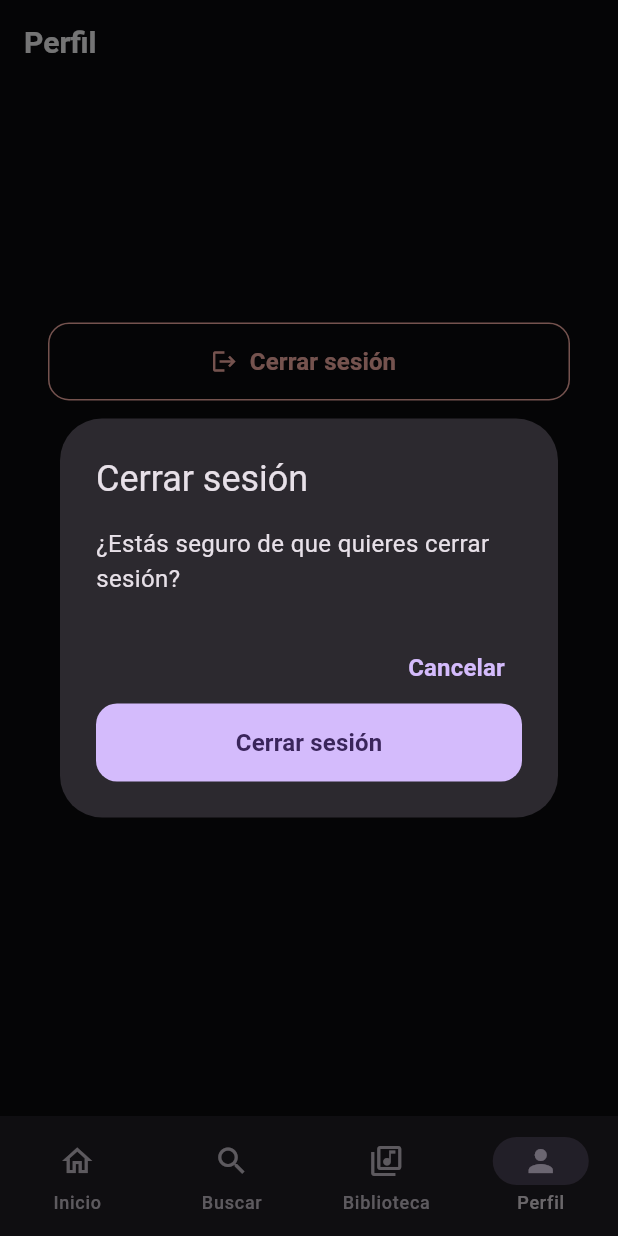
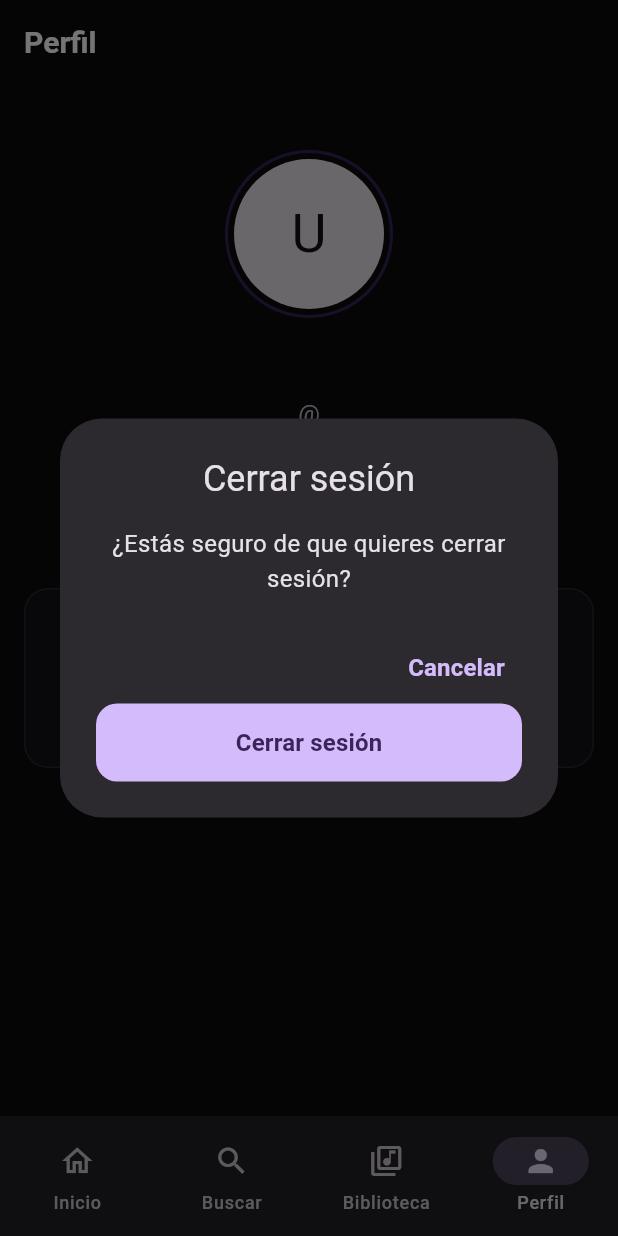
Before and after one commit to dvi26/CheckPointTFG, a Flutter app: the HomePage screen opened by its route, item 4 of the bottom bar chosen, after a tap on "Cerrar sesión", on a phone screen of 412 x 824 dp. Run offline on Flutter 3.47's test engine with Material 3 defaults, Android fonts, the phone set to English and light mode, and no system bars; our stand-ins replace cached_network_image, firebase_auth, firebase_core, flutter_dotenv, shared_preferences; missing offline and left inert: spotify; accounts and stored records are empty; generated files the repository leaves out were written again.

Commit message:
Updated user page and switch between pages in home

```diff
--- a/lib/features/auth/presentation/controllers/auth_controller.dart
+++ b/lib/features/auth/presentation/controllers/auth_controller.dart
@@ -86,6 +86,19 @@ class AuthController extends ChangeNotifier {
     }
   }
 
+  Future<void> updateDisplayName(String name) async {
+    _error = '';
+    _setLoading(true);
+
+    try {
+      await _authRepository.updateDisplayName(name.trim());
+    } catch (e) {
+      _error = 'No se pudo actualizar el perfil.';
+    } finally {
+      _setLoading(false);
+    }
+  }
+
   /// Limpia el error actual
   void clearError() {
     if (_error.isNotEmpty) {
--- /dev/null
+++ b/lib/features/auth/presentation/pages/profile_page.dart
@@ -0,0 +1,308 @@
+import 'package:flutter/material.dart';
+import 'package:provider/provider.dart';
+import '../../../../app/router.dart';
+import '../../../../app/theme/colors.dart';
+import '../../domain/entities/user.dart';
+import '../controllers/auth_controller.dart';
+
+class ProfilePage extends StatelessWidget {
+  const ProfilePage({super.key});
+
+  @override
+  Widget build(BuildContext context) {
+    final authController = context.watch<AuthController>();
+    //final colorScheme = Theme.of(context).colorScheme;
+
+    return StreamBuilder<AuthUser?>(
+      stream: authController.authStateChanges(),
+      builder: (context, snapshot) {
+        if (snapshot.connectionState == ConnectionState.waiting) {
+          return const Scaffold(
+            body: Center(child: CircularProgressIndicator()),
+          );
+        }
+
+        final user = snapshot.data;
+        if (user == null) {
+          return const Scaffold(
+            body: Center(child: Text('Error: Usuario no autenticado')),
+          );
+        }
+
+        return Scaffold(
+          extendBodyBehindAppBar: true,
+          appBar: AppBar(
+            title: const Text('Perfil'),
+            backgroundColor: Colors.transparent,
+            elevation: 0,
+            automaticallyImplyLeading: false,
+          ),
+          body: SingleChildScrollView(
+            padding: const EdgeInsets.fromLTRB(16, 100, 16, 24),
+            child: Column(
+              crossAxisAlignment: CrossAxisAlignment.start,
+              children: [
+                Center(child: _ProfileHeader(user: user)),
+                const SizedBox(height: 32),
+                const _ProfileStats(),
+              ],
+            ),
+          ),
+        );
+      },
+    );
+  }
+}
+
+class _ProfileHeader extends StatelessWidget {
+  const _ProfileHeader({required this.user});
+
+  final AuthUser user;
+
+  String _getInitials(String? name) {
+    if (name == null || name.isEmpty) return 'U';
+    final parts = name.trim().split(' ');
+    if (parts.length > 1) {
+      return '${parts[0][0]}${parts[1][0]}'.toUpperCase();
+    }
+    return name[0].toUpperCase();
+  }
+
+  String _getHandle(AuthUser user) {
+    if (user.displayName != null) {
+      return '@${user.displayName!.toLowerCase().replaceAll(' ', '')}';
+    }
+    if (user.email != null) {
+      return '@${user.email!.split('@')[0]}';
+    }
+    return '@user';
+  }
+
+  Future<void> _signOut(BuildContext context) async {
+    final confirmed = await showDialog<bool>(
+      context: context,
+      builder: (context) => AlertDialog(
+        title: const Text('Cerrar sesión', textAlign: TextAlign.center),
+        content: const Text(
+          '¿Estás seguro de que quieres cerrar sesión?',
+          textAlign: TextAlign.center,
+        ),
+        actionsAlignment: MainAxisAlignment.spaceEvenly,
+        actions: [
+          TextButton(
+            onPressed: () => Navigator.pop(context, false),
+            child: const Text('Cancelar'),
+          ),
+          FilledButton(
+            onPressed: () => Navigator.pop(context, true),
+            child: const Text('Cerrar sesión'),
+          ),
+        ],
+      ),
+    );
+
+    if (confirmed == true && context.mounted) {
+      final authController = context.read<AuthController>();
+      await authController.signOut();
+
+      if (context.mounted) {
+        Navigator.of(context).pushNamedAndRemoveUntil(
+          AppRouter.welcome,
+          (route) => false,
+        );
+      }
+    }
+  }
+
+  @override
+  Widget build(BuildContext context) {
+    final textTheme = Theme.of(context).textTheme;
+    final colorScheme = Theme.of(context).colorScheme;
+
+    return Column(
+      children: [
+        Container(
+          padding: const EdgeInsets.all(4),
+          decoration: BoxDecoration(
+            shape: BoxShape.circle,
+            border: Border.all(
+              color: AppColors.primary.withValues(alpha: 0.3),
+              width: 2,
+            ),
+          ),
+          child: CircleAvatar(
+            radius: 50,
+            backgroundColor: colorScheme.onSurface,
+            foregroundImage: user.photoUrl != null ? NetworkImage(user.photoUrl!) : null,
+            child: user.photoUrl == null
+                ? Text(
+                    _getInitials(user.displayName),
+                    style: textTheme.displaySmall?.copyWith(
+                      color: colorScheme.surface,
+                      fontWeight: FontWeight.normal,
+                    ),
+                  )
+                : null,
+          ),
+        ),
+        const SizedBox(height: 16),
+        Text(
+          user.displayName ?? 'Usuario',
+          style: textTheme.headlineSmall?.copyWith(
+            fontWeight: FontWeight.bold,
+            letterSpacing: 0.5,
+          ),
+        ),
+        const SizedBox(height: 4),
+        Text(
+          _getHandle(user),
+          style: textTheme.bodyLarge?.copyWith(
+            color: AppColors.onBgTextWeak,
+            letterSpacing: 0.5,
+          ),
+        ),
+        const SizedBox(height: 24),
+        Row(
+          mainAxisSize: MainAxisSize.min,
+          children: [
+            ElevatedButton(
+              onPressed: () {
+                ScaffoldMessenger.of(context).showSnackBar(
+                  const SnackBar(content: Text('Editar - Próximamente')),
+                );
+              },
+              style: ElevatedButton.styleFrom(
+                backgroundColor: colorScheme.onSurface,
+                foregroundColor: colorScheme.surface,
+                minimumSize: const Size(110, 44),
+                elevation: 0,
+                shape: RoundedRectangleBorder(
+                  borderRadius: BorderRadius.circular(24),
+                ),
+                padding: const EdgeInsets.symmetric(horizontal: 24),
+              ),
+              child: const Text(
+                'Editar perfil',
+                style: TextStyle(fontWeight: FontWeight.w600),
+              ),
+            ),
+            const SizedBox(width: 16),
+            OutlinedButton(
+              onPressed: () => _signOut(context),
+              style: OutlinedButton.styleFrom(
+                backgroundColor: Colors.transparent, // Transparente para ver el fondo
+                foregroundColor: colorScheme.onSurface,
+                side: BorderSide(color: AppColors.stroke.withValues(alpha: 0.8)),
+                minimumSize: const Size(110, 44),
+                shape: RoundedRectangleBorder(
+                  borderRadius: BorderRadius.circular(24),
+                ),
+                padding: const EdgeInsets.symmetric(horizontal: 24),
+              ),
+              child: const Text(
+                'Cerrar sesión',
+                style: TextStyle(fontWeight: FontWeight.w600),
+              ),
+            ),
+          ],
+        ),
+      ],
+    );
+  }
+}
+
+class _ProfileStats extends StatelessWidget {
+  const _ProfileStats();
+
+  @override
+  Widget build(BuildContext context) {
+    return Row(
+      children: const [
+        Expanded(
+          child: _StatCard(
+            value: '8',
+            label: 'Reviews',
+            icon: Icons.star_rounded,
+          ),
+        ),
+        SizedBox(width: 12),
+        Expanded(
+          child: _StatCard(
+            value: '3',
+            label: 'Listas',
+            icon: Icons.list_alt_rounded,
+          ),
+        ),
+        SizedBox(width: 12),
+        Expanded(
+          child: _StatCard(
+            value: '4',
+            label: 'Favs',
+            icon: Icons.favorite_rounded,
+          ),
+        ),
+      ],
+    );
+  }
+}
+
+class _StatCard extends StatelessWidget {
+  const _StatCard({
+    required this.value,
+    required this.label,
+    required this.icon,
+  });
+
+  final String value;
+  final String label;
+  final IconData icon;
+
+  @override
+  Widget build(BuildContext context) {
+    final colorScheme = Theme.of(context).colorScheme;
+
+    return Container(
+      padding: const EdgeInsets.symmetric(vertical: 20),
+      decoration: BoxDecoration(
+        color: AppColors.surface,
+        borderRadius: BorderRadius.circular(16),
+        border: Border.all(color: AppColors.stroke),
+        boxShadow: [
+          BoxShadow(
+            color: Colors.black.withValues(alpha: 0.2),
+            blurRadius: 8,
+            offset: const Offset(0, 4),
+          ),
+        ],
+      ),
+      child: Column(
+        children: [
+          Icon(
+            icon,
+            color: AppColors.primary,
+            size: 20,
+          ),
+          const SizedBox(height: 8),
+          Text(
+            value,
+            style: TextStyle(
+              fontSize: 22,
+              fontWeight: FontWeight.bold,
+              color: colorScheme.onSurface,
+            ),
+          ),
+          const SizedBox(height: 2),
+          Text(
+            label,
+            style: TextStyle(
+              fontSize: 12,
+              color: AppColors.onBgTextWeak,
+              fontWeight: FontWeight.w500,
+              letterSpacing: 0.5,
+            ),
+          ),
+        ],
+      ),
+    );
+  }
+}
--- a/lib/features/home/presentation/pages/home_page.dart
+++ b/lib/features/home/presentation/pages/home_page.dart
@@ -1,9 +1,10 @@
 import 'package:flutter/material.dart';
 import 'package:provider/provider.dart';
-import '../../../../app/router.dart';
+//import '../../../../app/router.dart';
 import '../../../../app/widgets/widgets.dart';
 import '../../../auth/domain/entities/user.dart';
 import '../../../auth/presentation/controllers/auth_controller.dart';
+import '../../../auth/presentation/pages/profile_page.dart';
 import '../../../games/presentation/controllers/game_controller.dart';
 import '../../../soundtracks/presentation/controllers/soundtrack_controller.dart';
 import 'search_page.dart';
@@ -45,7 +46,7 @@ class _HomePageState extends State<HomePage> {
           const SearchPage(),
           if (!isGuest) ...[
             const _LibraryScreen(),
-            const _ProfileScreen(),
+            const ProfilePage(),
           ],
         ];
 
@@ -55,10 +56,16 @@ class _HomePageState extends State<HomePage> {
         }
 
         return Scaffold(
-          body: screens[_currentIndex],
+          body: IndexedStack(
+            index: _currentIndex,
+            children: screens,
+          ),
           bottomNavigationBar: NavigationBar(
             selectedIndex: _currentIndex,
             onDestinationSelected: (index) {
+              if (_currentIndex == index) return;
+              // Cerrar teclado si está abierto
+              FocusManager.instance.primaryFocus?.unfocus();
               setState(() => _currentIndex = index);
             },
             destinations: [
@@ -349,162 +356,3 @@ class _LibraryScreen extends StatelessWidget {
     );
   }
 }
-
-/// Pantalla de perfil con información del usuario
-class _ProfileScreen extends StatelessWidget {
-  const _ProfileScreen();
-
-  @override
-  Widget build(BuildContext context) {
-    final authController = context.watch<AuthController>();
-
-    return StreamBuilder<AuthUser?>(
-      stream: authController.authStateChanges(),
-      builder: (context, snapshot) {
-        // Mostrar loading mientras se carga el estado
-        if (snapshot.connectionState == ConnectionState.waiting) {
-          return Scaffold(
-            appBar: AppBar(
-              title: const Text('Perfil'),
-              automaticallyImplyLeading: false,
-            ),
-            body: const Center(
-              child: CircularProgressIndicator(),
-            ),
-          );
-        }
-
-        final user = snapshot.data;
-
-        return Scaffold(
-          appBar: AppBar(
-            title: const Text('Perfil'),
-            automaticallyImplyLeading: false,
-          ),
-          body: user != null
-              ? _UserProfileView(user: user)
-              : const Center(child: Text('Error: No debería llegar aquí')),
-        );
-      },
-    );
-  }
-}
-
-/// Widget para mostrar el perfil de un usuario autenticado
-class _UserProfileView extends StatelessWidget {
-  const _UserProfileView({required this.user});
-
-  final AuthUser user;
-
-  String _getDisplayName(String? displayName) {
-    String name = 'Usuario';
-
-    bool hasDisplayName = false;
-    if (displayName != null) {
-      hasDisplayName = true;
-    }
-
-    if (hasDisplayName) {
-      name = displayName!;
-    }
-
-    return name;
-  }
-
-  String _getEmailOrEmpty(String? email) {
-    String emailText = '';
-
-    bool hasEmail = false;
-    if (email != null) {
-      hasEmail = true;
-    }
-
-    if (hasEmail) {
-      emailText = email!;
-    }
-
-    return emailText;
-  }
-
-  Future<void> _signOut(BuildContext context) async {
-    final confirmed = await showDialog<bool>(
-      context: context,
-      builder: (context) => AlertDialog(
-        title: const Text('Cerrar sesión'),
-        content: const Text('¿Estás seguro de que quieres cerrar sesión?'),
-        actions: [
-          TextButton(
-            onPressed: () => Navigator.pop(context, false),
-            child: const Text('Cancelar'),
-          ),
-          FilledButton(
-            onPressed: () => Navigator.pop(context, true),
-            child: const Text('Cerrar sesión'),
-          ),
-        ],
-      ),
-    );
-
-    if (confirmed == true && context.mounted) {
-      final authController = context.read<AuthController>();
-      await authController.signOut();
-
-      if (context.mounted) {
-        Navigator.of(context).pushNamedAndRemoveUntil(
-          AppRouter.welcome,
-          (route) => false,
-        );
-      }
-    }
-  }
-
-  @override
-  Widget build(BuildContext context) {
-    final textTheme = Theme.of(context).textTheme;
-    final colorScheme = Theme.of(context).colorScheme;
-
-    return ListView(
-      padding: const EdgeInsets.all(16),
-      children: [
-        const SizedBox(height: 32),
-
-        Center(
-          child: Column(
-            children: [
-              Text(
-                _getDisplayName(user.displayName),
-                style: textTheme.headlineSmall?.copyWith(
-                  fontWeight: FontWeight.bold,
-                ),
-              ),
-              const SizedBox(height: 8),
-              Text(
-                _getEmailOrEmpty(user.email),
-                style: textTheme.bodyMedium?.copyWith(
-                  color: colorScheme.onSurface.withValues(alpha: 0.6),
-                ),
-              ),
-            ],
-          ),
-        ),
-
-        const SizedBox(height: 48),
-
-        Padding(
-          padding: const EdgeInsets.symmetric(horizontal: 16),
-          child: OutlinedButton.icon(
-            onPressed: () => _signOut(context),
-            icon: const Icon(Icons.logout),
-            label: const Text('Cerrar sesión'),
-            style: OutlinedButton.styleFrom(
-              foregroundColor: colorScheme.error,
-              side: BorderSide(color: colorScheme.error),
-            ),
-          ),
-        ),
-
-        const SizedBox(height: 24),
-      ],
-    );
-  }
-}
```
